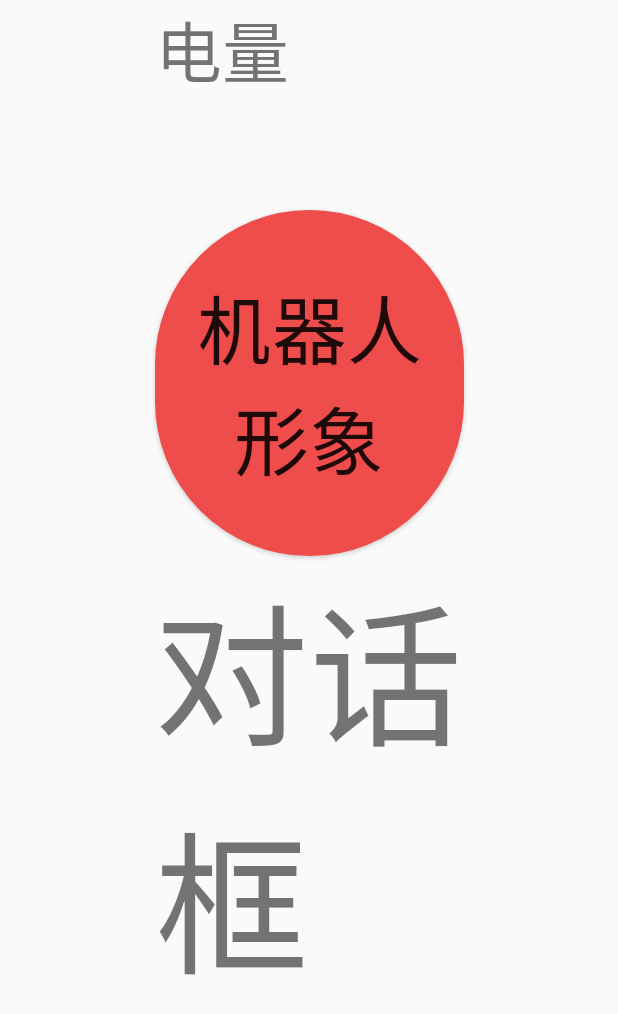
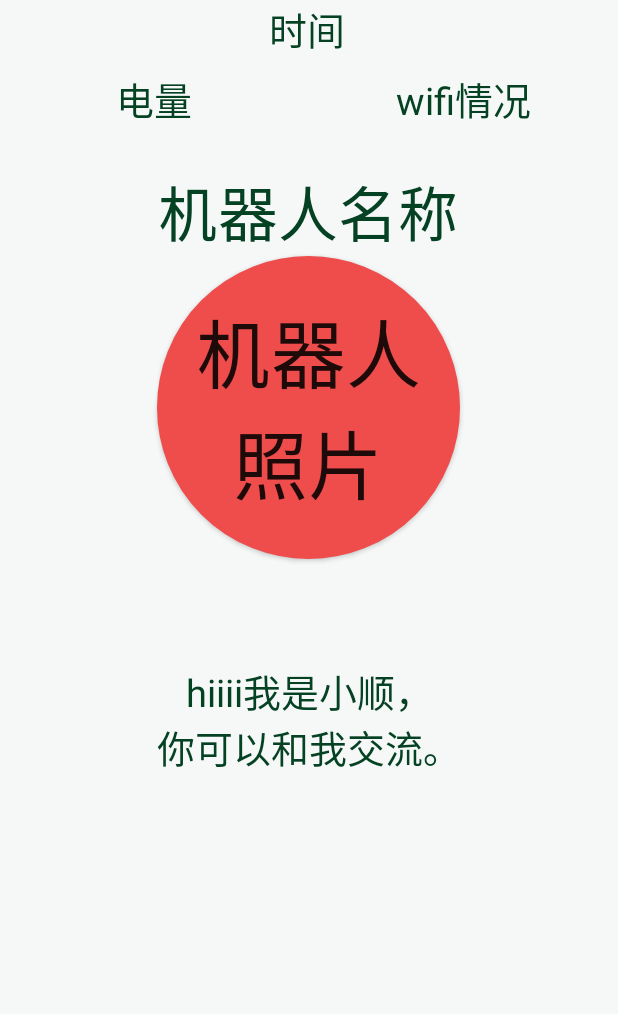
Before and after one commit to Taylor-lagrange/Robot, an Android app: the layout fragment_sidebar.xml on its own in the app's theme, with its tools: preview values and no code run, on a phone screen of 412 x 824 dp. Shown: the top 1014 px of the screen. Run offline under Robolectric (Android 15) with nearby library versions, the phone set to English and light mode, and no system bars.

Commit message:
更新了侧边栏ui

```diff
--- a/app/src/main/res/layout/fragment_sidebar.xml
+++ b/app/src/main/res/layout/fragment_sidebar.xml
@@ -6,101 +6,130 @@
     android:layout_height="match_parent"
     tools:context=".ui.SidebarFragment">
 
-    <!-- TODO: Update blank fragment layout -->
-
     <androidx.constraintlayout.widget.ConstraintLayout
         android:layout_width="match_parent"
-        android:layout_height="match_parent">
-
-        <TextView
-            android:id="@+id/textView3"
-            android:layout_width="0dp"
-            android:layout_height="0dp"
-            android:text="电量"
-            android:textSize="40dp"
-            app:autoSizeTextType="uniform"
-            app:layout_constraintBottom_toTopOf="@+id/guideline44"
-            app:layout_constraintEnd_toEndOf="@+id/currentTime_Sidebar"
-            app:layout_constraintStart_toStartOf="@+id/currentTime_Sidebar"
-            app:layout_constraintTop_toTopOf="parent"
-            app:layout_constraintVertical_bias="0.024" />
-
-        <TextView
-            android:id="@+id/currentTime_Sidebar"
-            android:layout_width="0dp"
-            android:layout_height="0dp"
-            app:autoSizeTextType="uniform"
-            app:layout_constraintBottom_toTopOf="@+id/guideline32"
-            app:layout_constraintEnd_toEndOf="@+id/robotImage"
-            app:layout_constraintHorizontal_bias="0.483"
-            app:layout_constraintStart_toStartOf="@+id/robotImage"
-            app:layout_constraintTop_toTopOf="@+id/guideline44"
-            app:layout_constraintVertical_bias="0.043" />
+        android:layout_height="match_parent"
+        android:background="@drawable/background_color">
 
         <Button
             android:id="@+id/robotImage"
-            android:layout_width="0dp"
-            android:layout_height="0dp"
+            android:layout_width="202dp"
+            android:layout_height="202dp"
             android:background="@drawable/roundedbutton"
-            android:text="机器人形象"
+            android:text="机器人照片"
             android:textSize="50dp"
             app:layout_constraintBottom_toTopOf="@+id/guideline33"
-            app:layout_constraintEnd_toEndOf="@+id/communicationInfo"
-            app:layout_constraintStart_toStartOf="@+id/communicationInfo"
-            app:layout_constraintTop_toTopOf="@+id/guideline32"
-            app:layout_constraintVertical_bias="0.08" />
+            app:layout_constraintEnd_toEndOf="parent"
+            app:layout_constraintHorizontal_bias="0.497"
+            app:layout_constraintStart_toStartOf="parent"
+            app:layout_constraintTop_toTopOf="@+id/guideline44"
+            app:layout_constraintVertical_bias="0.142" />
 
         <TextView
-            android:id="@+id/communicationInfo"
-            android:layout_width="0dp"
-            android:layout_height="0dp"
-            android:text="对话框"
-            android:textSize="8sp"
-            app:autoSizeTextType="uniform"
-            app:layout_constraintBottom_toBottomOf="parent"
-            app:layout_constraintEnd_toStartOf="@+id/guideline30"
-            app:layout_constraintStart_toStartOf="@+id/guideline29"
-            app:layout_constraintTop_toBottomOf="@+id/robotImage" />
+            android:id="@+id/textView12"
+            android:layout_width="205dp"
+            android:layout_height="47dp"
+            android:gravity="center_horizontal"
+            android:text="电量"
+            android:textColor="#054123"
+            android:textSize="25dp"
+            app:layout_constraintBottom_toTopOf="@+id/guideline30"
+            app:layout_constraintEnd_toStartOf="@+id/guideline32"
+            app:layout_constraintHorizontal_bias="1.0"
+            app:layout_constraintStart_toStartOf="parent"
+            app:layout_constraintTop_toTopOf="@+id/guideline29"
+            app:layout_constraintVertical_bias="1.0" />
 
         <androidx.constraintlayout.widget.Guideline
             android:id="@+id/guideline29"
-            android:layout_width="0dp"
+            android:layout_width="wrap_content"
             android:layout_height="wrap_content"
-            android:orientation="vertical"
-            app:layout_constraintGuide_begin="212dp"
-            app:layout_constraintGuide_percent="0.25" />
+            android:orientation="horizontal"
+            app:layout_constraintGuide_begin="47dp" />
 
         <androidx.constraintlayout.widget.Guideline
             android:id="@+id/guideline30"
-            android:layout_width="0dp"
+            android:layout_width="wrap_content"
             android:layout_height="wrap_content"
-            android:orientation="vertical"
-            app:layout_constraintGuide_begin="950dp"
-            app:layout_constraintGuide_percent="0.75" />
+            android:orientation="horizontal"
+            app:layout_constraintGuide_begin="94dp" />
 
         <androidx.constraintlayout.widget.Guideline
             android:id="@+id/guideline32"
             android:layout_width="wrap_content"
             android:layout_height="wrap_content"
-            android:orientation="horizontal"
-            app:layout_constraintGuide_begin="314dp"
-            app:layout_constraintGuide_percent="0.17" />
+            android:orientation="vertical"
+            app:layout_constraintGuide_begin="205dp" />
+
+        <TextView
+            android:id="@+id/textView6"
+            android:layout_width="410dp"
+            android:layout_height="47dp"
+            android:gravity="center_horizontal"
+            android:text="时间"
+            android:textColor="#054123"
+            android:textSize="25dp"
+            app:layout_constraintBottom_toTopOf="@+id/guideline29"
+            app:layout_constraintEnd_toEndOf="parent"
+            app:layout_constraintHorizontal_bias="0.0"
+            app:layout_constraintStart_toStartOf="parent"
+            app:layout_constraintTop_toTopOf="parent"
+            app:layout_constraintVertical_bias="0.0" />
+
+        <TextView
+            android:id="@+id/textView13"
+            android:layout_width="205dp"
+            android:layout_height="47dp"
+            android:gravity="center_horizontal"
+            android:text="wifi情况"
+            android:textColor="#054123"
+            android:textSize="25dp"
+            app:layout_constraintBottom_toTopOf="@+id/guideline30"
+            app:layout_constraintEnd_toEndOf="parent"
+            app:layout_constraintStart_toEndOf="@+id/textView12"
+            app:layout_constraintTop_toTopOf="@+id/guideline29" />
 
         <androidx.constraintlayout.widget.Guideline
             android:id="@+id/guideline33"
             android:layout_width="wrap_content"
             android:layout_height="wrap_content"
             android:orientation="horizontal"
-            app:layout_constraintGuide_begin="899dp"
-            app:layout_constraintGuide_percent="0.45" />
+            app:layout_constraintGuide_begin="375dp" />
 
         <androidx.constraintlayout.widget.Guideline
             android:id="@+id/guideline44"
             android:layout_width="wrap_content"
             android:layout_height="wrap_content"
             android:orientation="horizontal"
-            app:layout_constraintGuide_begin="139dp"
-            app:layout_constraintGuide_percent=".08" />
+            app:layout_constraintGuide_begin="171dp" />
+
+        <TextView
+            android:id="@+id/textView14"
+            android:layout_width="251dp"
+            android:layout_height="59dp"
+            android:gravity="center_horizontal"
+            android:text="机器人名称"
+            android:textColor="#054123"
+            android:textSize="40dp"
+            app:layout_constraintBottom_toTopOf="@+id/robotImage"
+            app:layout_constraintEnd_toEndOf="parent"
+            app:layout_constraintHorizontal_bias="0.497"
+            app:layout_constraintStart_toStartOf="parent"
+            app:layout_constraintTop_toTopOf="parent"
+            app:layout_constraintVertical_bias="1.0" />
+
+        <TextView
+            android:id="@+id/textView15"
+            android:layout_width="242dp"
+            android:layout_height="313dp"
+            android:text="hiiii我是小顺，\n你可以和我交流。"
+            android:textSize="25dp"
+            android:textColor="#054123"
+            android:gravity="center_horizontal"
+            app:layout_constraintBottom_toBottomOf="parent"
+            app:layout_constraintEnd_toEndOf="parent"
+            app:layout_constraintStart_toStartOf="parent"
+            app:layout_constraintTop_toBottomOf="@+id/robotImage" />
+
     </androidx.constraintlayout.widget.ConstraintLayout>
-
 </FrameLayout>
```
